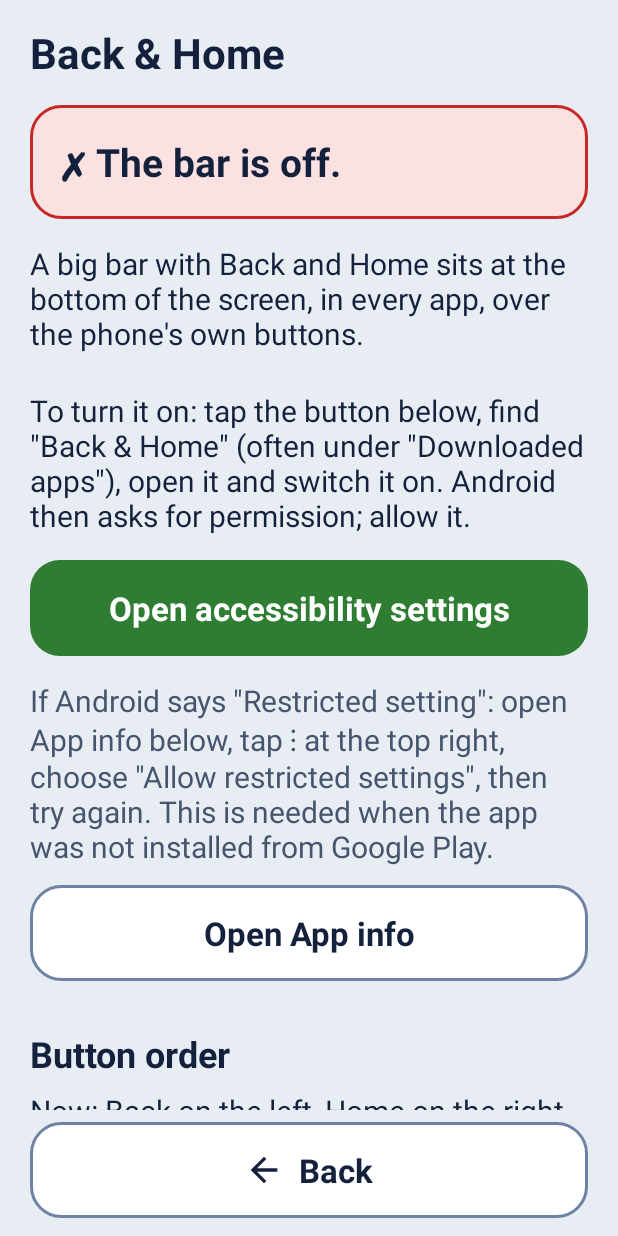
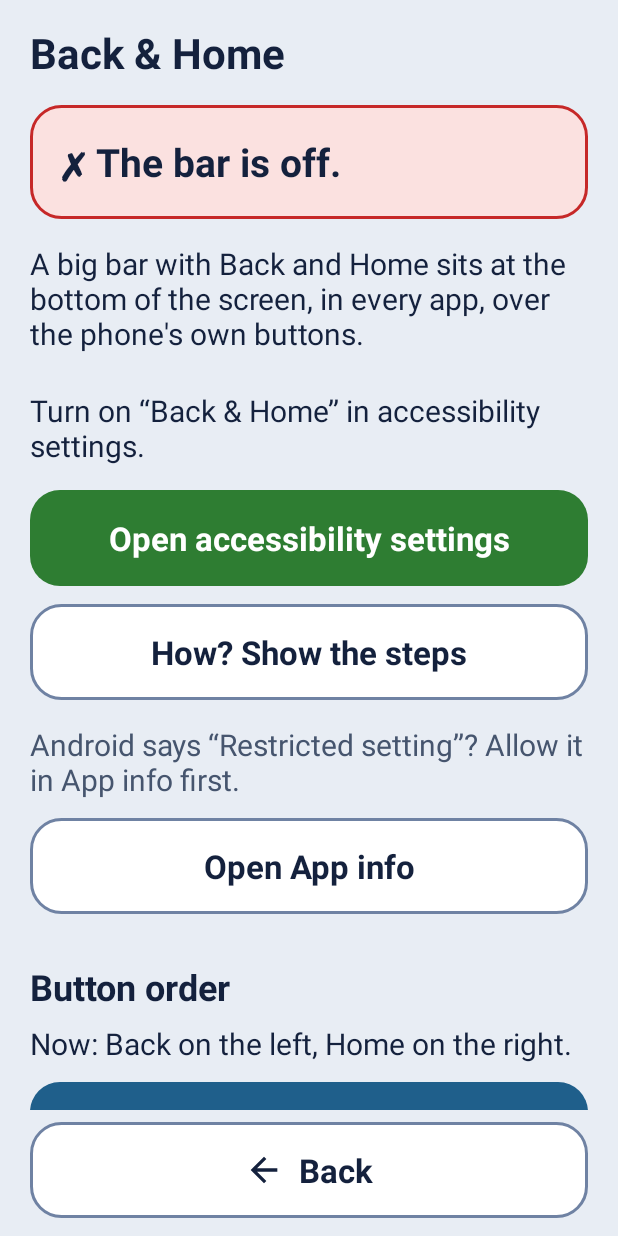
Before and after one commit to SeniorPhoneKit/SeniorNav, an Android app: the screen it shows after launch (MainActivity), on a phone screen of 412 x 824 dp. Run offline under Robolectric (Android 15) with nearby library versions, the phone set to English and light mode, and no system bars.

Commit message:
Add "How? Show the steps" to the setup tasks
The main screen's explanations were cut to one short line, but turning
on an accessibility service (with Android 13's restricted-setting
unlock), switching to 3-button navigation and granting Do Not Disturb
access are several taps deep in Settings. Next to each of these actions,
while it is still needed, an outlined "How? Show the steps" button now
opens a card with numbered steps in the words Android shows, notes for
Samsung and the restricted setting, the action itself (and App info on
Android 13+) and Back, which closes the card and returns to the screen.
The steps live in string arrays (EN + DE), the same helper (Steps) as in
the other Senior apps; README setup uses the same wording.

The navigation shortcut also tries com.android.settings.NAVIGATION_MODE_
SETTINGS (pinned to Settings): on the Android 15 emulator the old AOSP
screens are gone and the button only reached the Settings list.

Tested on the Android 15 emulator, EN and DE: each button appears only
while its task is open; followed the accessibility steps (Downloaded
apps, Use Back & Home, Allow: bar on), the navigation steps (gesture to
3-button) and the Do Not Disturb steps (list, Allow Do Not Disturb,
Allow); Back on the card returns to the main screen. ./gradlew test lint.

```diff
--- a/app/src/main/java/app/phueber/seniornav/MainActivity.java
+++ b/app/src/main/java/app/phueber/seniornav/MainActivity.java
@@ -114,6 +114,17 @@ public final class MainActivity extends Activity {
                     status == BarStatus.ON ? Palette.Role.BLUE : Palette.Role.GREEN);
             a11y.setOnClickListener(v -> NavSettings.openAccessibility(this));
             content.addView(a11y, Ui.fullWidth(this, 16));
+            if (status != BarStatus.ON) {
+                Steps.Action open = new Steps.Action(R.string.open_accessibility,
+                        () -> NavSettings.openAccessibility(this));
+                content.addView(Build.VERSION.SDK_INT >= Build.VERSION_CODES.TIRAMISU
+                        ? Steps.button(this, R.string.steps_a11y_title, R.array.steps_a11y,
+                                R.array.steps_a11y_notes_restricted, open,
+                                new Steps.Action(R.string.open_app_info, () -> NavSettings.openAppInfo(this)))
+                        : Steps.button(this, R.string.steps_a11y_title, R.array.steps_a11y,
+                                R.array.steps_a11y_notes, open),
+                        Ui.fullWidth(this, 12));
+            }
 
             if (status != BarStatus.ON && Build.VERSION.SDK_INT >= Build.VERSION_CODES.TIRAMISU) {
                 content.addView(Ui.muted(this, getString(R.string.restricted_hint)),
@@ -390,14 +401,19 @@ public final class MainActivity extends Activity {
         if (ring.low(VolumeGuard.min(am, rs), am.getStreamMaxVolume(rs)) > 0 && !VolumeGuard.policyAccess(this)) {
             content.addView(Ui.text(this, getString(R.string.dnd_hint), Ui.TEXT_BODY), Ui.fullWidth(this, 16));
             Button dnd = Ui.outlined(this, getString(R.string.dnd_open));
-            dnd.setOnClickListener(v -> {
-                try {
-                    startActivity(new Intent(Settings.ACTION_NOTIFICATION_POLICY_ACCESS_SETTINGS));
-                } catch (RuntimeException e) {
-                    startActivity(new Intent(Settings.ACTION_SETTINGS));
-                }
-            });
+            dnd.setOnClickListener(v -> openDnd());
             content.addView(dnd, Ui.fullWidth(this, 12));
+            content.addView(Steps.button(this, R.string.steps_dnd_title, R.array.steps_dnd,
+                    R.array.steps_dnd_notes, new Steps.Action(R.string.dnd_open, this::openDnd)),
+                    Ui.fullWidth(this, 12));
+        }
+    }
+
+    private void openDnd() {
+        try {
+            startActivity(new Intent(Settings.ACTION_NOTIFICATION_POLICY_ACCESS_SETTINGS));
+        } catch (RuntimeException e) {
+            startActivity(new Intent(Settings.ACTION_SETTINGS));
         }
     }
 
@@ -561,6 +577,9 @@ public final class MainActivity extends Activity {
             Button open = Ui.outlined(this, getString(R.string.open_navigation));
             open.setOnClickListener(v -> NavSettings.openNavigation(this));
             content.addView(open, Ui.fullWidth(this, 12));
+            content.addView(Steps.button(this, R.string.steps_nav_title, R.array.steps_nav,
+                    R.array.steps_nav_notes, new Steps.Action(R.string.open_navigation,
+                            () -> NavSettings.openNavigation(this))), Ui.fullWidth(this, 12));
         }
     }
 }
--- a/app/src/main/java/app/phueber/seniornav/Ui.java
+++ b/app/src/main/java/app/phueber/seniornav/Ui.java
@@ -120,6 +120,13 @@ final class Ui {
 
     /** The pinned "← Back" button: straight to the home screen (see goHome). */
     static View backButton(Activity a) {
+        View b = back(a, v -> goHome(a));
+        NavBar.hideWhileOn(b); // SeniorNav's bar already has Back and Home
+        return b;
+    }
+
+    /** The "← Back" look: outlined, arrow before the word; tap does what is given. */
+    static View back(Context a, View.OnClickListener tap) {
         int fg = color(Palette.Role.TEXT);
         LinearLayout b = new LinearLayout(a);
         b.setGravity(Gravity.CENTER);
@@ -130,7 +137,7 @@ final class Ui {
         b.setClickable(true);
         b.setFocusable(true);
         b.setContentDescription(a.getString(R.string.back));
-        b.setOnClickListener(v -> goHome(a));
+        b.setOnClickListener(tap);
 
         TextView label = bold(a, a.getString(R.string.back), TEXT_BUTTON);
         label.setImportantForAccessibility(View.IMPORTANT_FOR_ACCESSIBILITY_NO);
@@ -143,7 +150,6 @@ final class Ui {
         alp.setMarginEnd(dp(a, 10));
         b.addView(arrow, alp);
         b.addView(label);
-        NavBar.hideWhileOn(b); // SeniorNav's bar already has Back and Home
         return b;
     }
 
--- a/app/src/main/res/values/strings.xml
+++ b/app/src/main/res/values/strings.xml
@@ -16,11 +16,11 @@
     <string name="status_stuck">✗ The bar is turned on but not running.</string>
 
     <string name="what_it_does">A big bar with Back and Home sits at the bottom of the screen, in every app, over the phone\'s own buttons.</string>
-    <string name="how_to_turn_on">To turn it on: tap the button below, find \"Back &amp; Home\" (often under \"Downloaded apps\"), open it and switch it on. Android then asks for permission; allow it.</string>
+    <string name="how_to_turn_on">Turn on “Back &amp; Home” in accessibility settings.</string>
     <string name="how_to_restart">Android has stopped it. Tap the button below, open \"Back &amp; Home\", switch it off and on again.</string>
     <string name="open_accessibility">Open accessibility settings</string>
     <string name="open_accessibility_off">Turn off in accessibility settings</string>
-    <string name="restricted_hint">If Android says \"Restricted setting\": open App info below, tap ⋮ at the top right, choose \"Allow restricted settings\", then try again. This is needed when the app was not installed from Google Play.</string>
+    <string name="restricted_hint">Android says “Restricted setting”? Allow it in App info first.</string>
     <string name="open_app_info">Open App info</string>
     <string name="locked">Locked from the home screen. Unlock it there to change settings.</string>
 
@@ -43,7 +43,7 @@
     <string name="nav_gesture">This phone uses gesture navigation (swiping).</string>
     <string name="nav_unknown">The navigation mode of this phone could not be read.</string>
     <string name="nav_good">Good: the bar sits exactly over the phone\'s own buttons.</string>
-    <string name="nav_advice">Choose 3-button navigation. Then the bar sits exactly over the phone\'s own buttons and takes their taps. With swiping, a swipe from the bottom edge still goes past the bar. In Settings, search for \"navigation\" if the button below does not open it.</string>
+    <string name="nav_advice">Choose 3-button navigation: then the bar sits exactly over the phone\'s own buttons.</string>
     <string name="open_navigation">Open navigation settings</string>
 
     <string name="status_unlocked">✓ The bar is on, hidden while unlocked. It comes back when the phone is locked.</string>
@@ -114,4 +114,44 @@
     <string name="backup_error_read">The file could not be read. Nothing was changed.</string>
     <string name="backup_error_save">The file could not be saved.</string>
     <string name="backup_no_picker">This phone cannot choose files.</string>
+
+    <!-- The full steps, shown only when the helper taps "How? Show the steps" (Steps).
+         Each step names what to tap in the words Android shows. -->
+    <string name="steps_button">How? Show the steps</string>
+    <string name="steps_a11y_title">Turn on Back &amp; Home</string>
+    <string-array name="steps_a11y">
+        <item>Tap “Open accessibility settings” below.</item>
+        <item>Tap “Back &amp; Home”. It is under “Downloaded apps”.</item>
+        <item>Turn on “Use Back &amp; Home”.</item>
+        <item>Android asks whether to allow full control: tap “Allow”.</item>
+    </string-array>
+    <string-array name="steps_a11y_notes">
+        <item>Samsung: “Back &amp; Home” is under “Installed apps”.</item>
+        <item>The app says “turned on but not running”? Turn “Use Back &amp; Home” off and on again.</item>
+    </string-array>
+    <string-array name="steps_a11y_notes_restricted">
+        <item>Android says “Restricted setting”? Tap “Open App info” below, tap ⋮ at the top right, tap “Allow restricted settings”, then start again at step 1. Needed when the app was not installed from Google Play.</item>
+        <item>Samsung: “Back &amp; Home” is under “Installed apps”.</item>
+        <item>The app says “turned on but not running”? Turn “Use Back &amp; Home” off and on again.</item>
+    </string-array>
+    <string name="steps_nav_title">Switch to 3-button navigation</string>
+    <string-array name="steps_nav">
+        <item>Tap “Open navigation settings” below.</item>
+        <item>Tap “3-button navigation”.</item>
+        <item>Come back here: it says “This phone uses 3-button navigation.”</item>
+    </string-array>
+    <string-array name="steps_nav_notes">
+        <item>Only the Settings list opened? Tap “System”, then “Navigation mode”.</item>
+        <item>Samsung: “Display”, then “Navigation bar”, then “Buttons”.</item>
+    </string-array>
+    <string name="steps_dnd_title">Allow Do Not Disturb access</string>
+    <string-array name="steps_dnd">
+        <item>Tap “Allow Do Not Disturb access” below.</item>
+        <item>Tap “Back &amp; Home” in the list.</item>
+        <item>Turn on “Allow Do Not Disturb”.</item>
+        <item>Tap “Allow”.</item>
+    </string-array>
+    <string-array name="steps_dnd_notes">
+        <item>The list did not open? In Settings: “Apps”, “Special app access”, “Do Not Disturb access”.</item>
+    </string-array>
 </resources>
```
Also changed, not shown: app/src/main/java/app/phueber/seniornav/NavSettings.java (+6 -2 lines), app/src/main/java/app/phueber/seniornav/Steps.java (added, +112 -0 lines), 3 other files.
